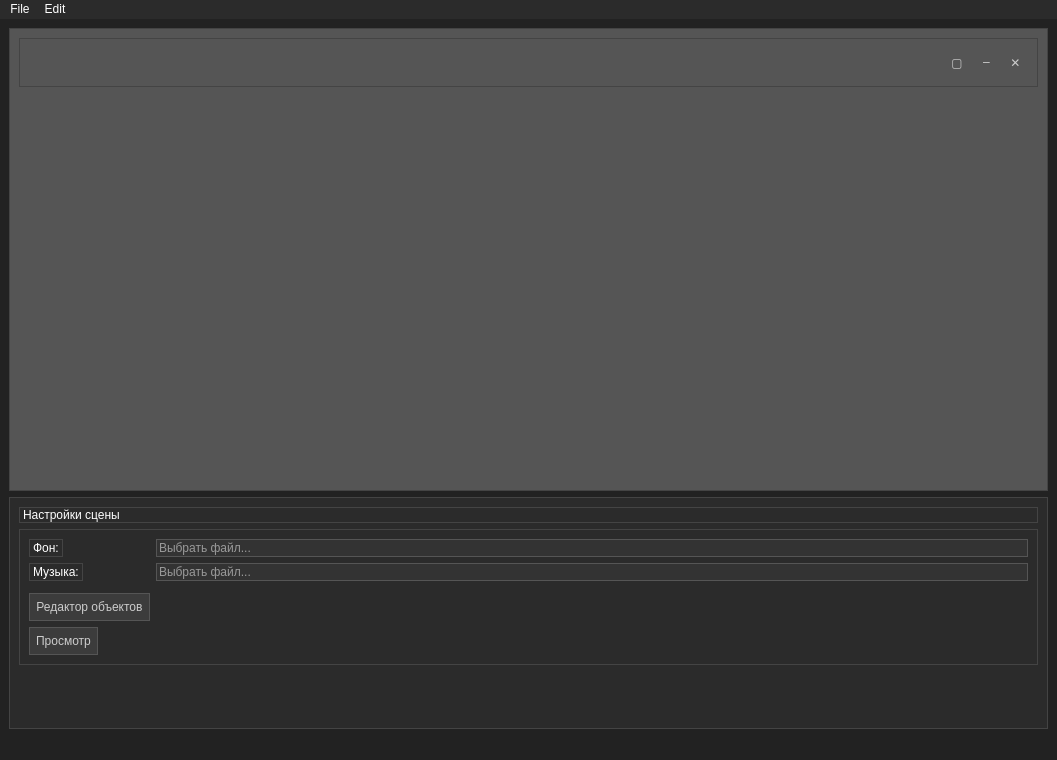
Old version of the form ui/editor_window_dark.ui in the repository FleurBelaya/box_of_bolls.
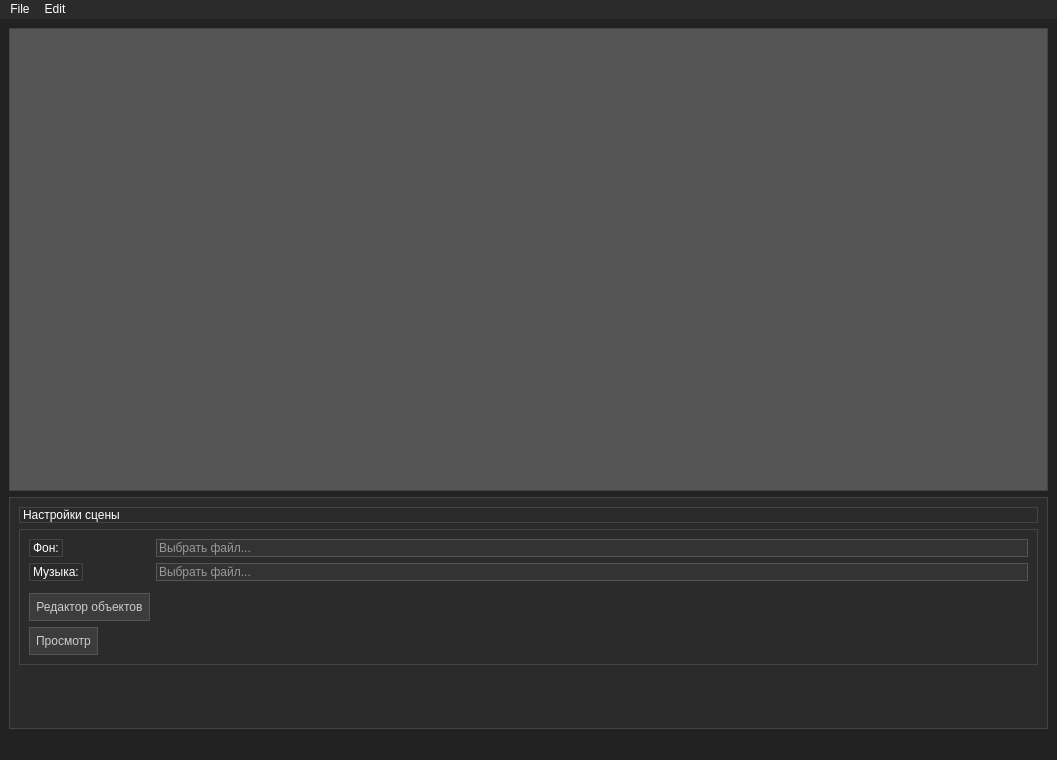
New version of the form.

Commit message: Связка окна входа и окна редактора

The edit to the form file:
```diff
--- a/ui/editor_window_dark.ui
+++ b/ui/editor_window_dark.ui
@@ -40,62 +40,6 @@
          <string>background-color: #555555;</string>
         </property>
         <layout class="QVBoxLayout" name="canvasLayout">
-         <item>
-          <widget class="QFrame" name="topBar">
-           <property name="frameShape">
-            <enum>QFrame::NoFrame</enum>
-           </property>
-           <layout class="QHBoxLayout" name="topBarLayout">
-            <item>
-             <layout class="QHBoxLayout" name="windowButtonsLayout">
-              <item>
-               <spacer name="spacerTopLeft">
-                <property name="orientation">
-                 <enum>Qt::Horizontal</enum>
-                </property>
-                <property name="sizeHint" stdset="0">
-                 <size>
-                  <width>0</width>
-                  <height>0</height>
-                 </size>
-                </property>
-               </spacer>
-              </item>
-              <item>
-               <widget class="QPushButton" name="btnMaximize">
-                <property name="toolTip">
-                 <string>Развернуть</string>
-                </property>
-                <property name="text">
-                 <string>▢</string>
-                </property>
-               </widget>
-              </item>
-              <item>
-               <widget class="QPushButton" name="btnMinimize">
-                <property name="toolTip">
-                 <string>Свернуть</string>
-                </property>
-                <property name="text">
-                 <string>–</string>
-                </property>
-               </widget>
-              </item>
-              <item>
-               <widget class="QPushButton" name="btnClose">
-                <property name="toolTip">
-                 <string>Закрыть</string>
-                </property>
-                <property name="text">
-                 <string>✕</string>
-                </property>
-               </widget>
-              </item>
-             </layout>
-            </item>
-           </layout>
-          </widget>
-         </item>
          <item>
           <spacer name="spacerCanvasCenter">
            <property name="orientation">
```
The commit also changes 4 other files.
